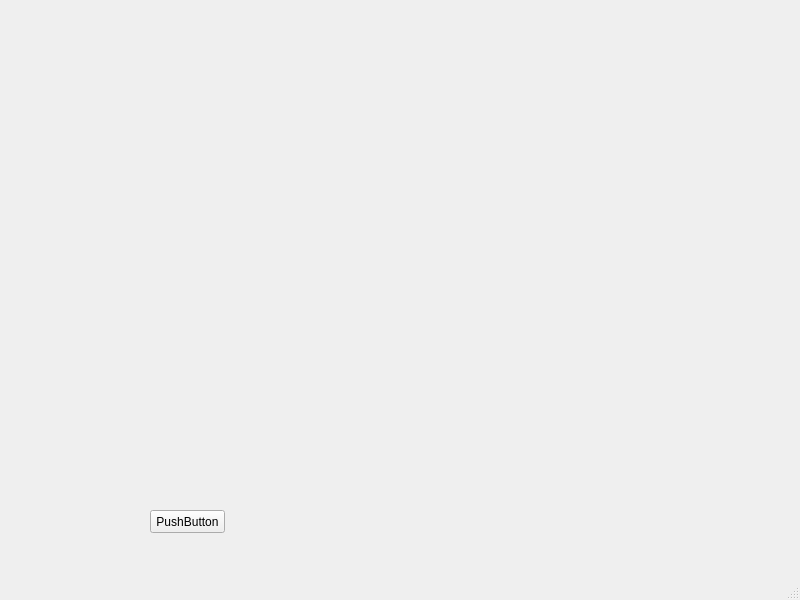
First picture: the form in mainwindow.ui, repository alebo62/HyteraDataServer, before the edit.
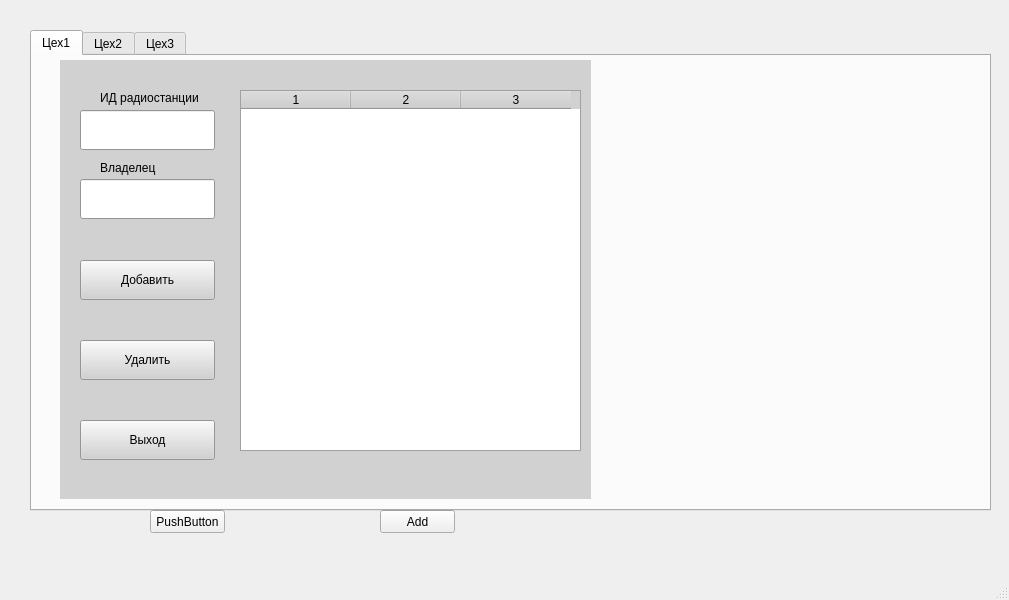
Second picture: the form after the edit.

```diff
--- a/mainwindow.ui
+++ b/mainwindow.ui
@@ -6,7 +6,7 @@
    <rect>
     <x>0</x>
     <y>0</y>
-    <width>800</width>
+    <width>1009</width>
     <height>600</height>
    </rect>
   </property>
@@ -27,16 +27,659 @@
      <string>PushButton</string>
     </property>
    </widget>
-   <widget class="QWidget" name="gridLayoutWidget">
+   <widget class="QPushButton" name="pbAdd">
     <property name="geometry">
      <rect>
-      <x>40</x>
+      <x>380</x>
+      <y>510</y>
+      <width>75</width>
+      <height>23</height>
+     </rect>
+    </property>
+    <property name="text">
+     <string>Add</string>
+    </property>
+   </widget>
+   <widget class="QTabWidget" name="tabWidget">
+    <property name="geometry">
+     <rect>
+      <x>30</x>
       <y>30</y>
-      <width>691</width>
-      <height>451</height>
+      <width>961</width>
+      <height>481</height>
      </rect>
     </property>
-    <layout class="QGridLayout" name="gridLayout"/>
+    <property name="currentIndex">
+     <number>0</number>
+    </property>
+    <widget class="QWidget" name="tab_1">
+     <attribute name="title">
+      <string>Цех1</string>
+     </attribute>
+     <widget class="QWidget" name="gridLayoutWidget_2">
+      <property name="geometry">
+       <rect>
+        <x>10</x>
+        <y>10</y>
+        <width>941</width>
+        <height>441</height>
+       </rect>
+      </property>
+      <layout class="QGridLayout" name="gridLayout_1"/>
+     </widget>
+    </widget>
+    <widget class="QWidget" name="tab_2">
+     <attribute name="title">
+      <string>Цех2</string>
+     </attribute>
+     <widget class="QWidget" name="gridLayoutWidget">
+      <property name="geometry">
+       <rect>
+        <x>0</x>
+        <y>10</y>
+        <width>951</width>
+        <height>441</height>
+       </rect>
+      </property>
+      <layout class="QGridLayout" name="gridLayout_2"/>
+     </widget>
+    </widget>
+    <widget class="QWidget" name="tab_3">
+     <attribute name="title">
+      <string>Цех3</string>
+     </attribute>
+     <widget class="QWidget" name="gridLayoutWidget_3">
+      <property name="geometry">
+       <rect>
+        <x>10</x>
+        <y>10</y>
+        <width>941</width>
+        <height>431</height>
+       </rect>
+      </property>
+      <layout class="QGridLayout" name="gridLayout_3"/>
+     </widget>
+    </widget>
+   </widget>
+   <widget class="QWidget" name="widgetControl" native="true">
+    <property name="enabled">
+     <bool>true</bool>
+    </property>
+    <property name="geometry">
+     <rect>
+      <x>60</x>
+      <y>60</y>
+      <width>531</width>
+      <height>439</height>
+     </rect>
+    </property>
+    <property name="palette">
+     <palette>
+      <active>
+       <colorrole role="WindowText">
+        <brush brushstyle="SolidPattern">
+         <color alpha="255">
+          <red>0</red>
+          <green>0</green>
+          <blue>0</blue>
+         </color>
+        </brush>
+       </colorrole>
+       <colorrole role="Button">
+        <brush brushstyle="SolidPattern">
+         <color alpha="255">
+          <red>209</red>
+          <green>209</green>
+          <blue>209</blue>
+         </color>
+        </brush>
+       </colorrole>
+       <colorrole role="Light">
+        <brush brushstyle="SolidPattern">
+         <color alpha="255">
+          <red>255</red>
+          <green>255</green>
+          <blue>255</blue>
+         </color>
+        </brush>
+       </colorrole>
+       <colorrole role="Midlight">
+        <brush brushstyle="SolidPattern">
+         <color alpha="255">
+          <red>232</red>
+          <green>232</green>
+          <blue>232</blue>
+         </color>
+        </brush>
+       </colorrole>
+       <colorrole role="Dark">
+        <brush brushstyle="SolidPattern">
+         <color alpha="255">
+          <red>104</red>
+          <green>104</green>
+          <blue>104</blue>
+         </color>
+        </brush>
+       </colorrole>
+       <colorrole role="Mid">
+        <brush brushstyle="SolidPattern">
+         <color alpha="255">
+          <red>139</red>
+          <green>139</green>
+          <blue>139</blue>
+         </color>
+        </brush>
+       </colorrole>
+       <colorrole role="Text">
+        <brush brushstyle="SolidPattern">
+         <color alpha="255">
+          <red>0</red>
+          <green>0</green>
+          <blue>0</blue>
+         </color>
+        </brush>
+       </colorrole>
+       <colorrole role="BrightText">
+        <brush brushstyle="SolidPattern">
+         <color alpha="255">
+          <red>255</red>
+          <green>255</green>
+          <blue>255</blue>
+         </color>
+        </brush>
+       </colorrole>
+       <colorrole role="ButtonText">
+        <brush brushstyle="SolidPattern">
+         <color alpha="255">
+          <red>0</red>
+          <green>0</green>
+          <blue>0</blue>
+         </color>
+        </brush>
+       </colorrole>
+       <colorrole role="Base">
+        <brush brushstyle="SolidPattern">
+         <color alpha="255">
+          <red>255</red>
+          <green>255</green>
+          <blue>255</blue>
+         </color>
+        </brush>
+       </colorrole>
+       <colorrole role="Window">
+        <brush brushstyle="SolidPattern">
+         <color alpha="255">
+          <red>209</red>
+          <green>209</green>
+          <blue>209</blue>
+         </color>
+        </brush>
+       </colorrole>
+       <colorrole role="Shadow">
+        <brush brushstyle="SolidPattern">
+         <color alpha="255">
+          <red>0</red>
+          <green>0</green>
+          <blue>0</blue>
+         </color>
+        </brush>
+       </colorrole>
+       <colorrole role="AlternateBase">
+        <brush brushstyle="SolidPattern">
+         <color alpha="255">
+          <red>232</red>
+          <green>232</green>
+          <blue>232</blue>
+         </color>
+        </brush>
+       </colorrole>
+       <colorrole role="ToolTipBase">
+        <brush brushstyle="SolidPattern">
+         <color alpha="255">
+          <red>255</red>
+          <green>255</green>
+          <blue>220</blue>
+         </color>
+        </brush>
+       </colorrole>
+       <colorrole role="ToolTipText">
+        <brush brushstyle="SolidPattern">
+         <color alpha="255">
+          <red>0</red>
+          <green>0</green>
+          <blue>0</blue>
+         </color>
+        </brush>
+       </colorrole>
+       <colorrole role="PlaceholderText">
+        <brush brushstyle="SolidPattern">
+         <color alpha="128">
+          <red>0</red>
+          <green>0</green>
+          <blue>0</blue>
+         </color>
+        </brush>
+       </colorrole>
+      </active>
+      <inactive>
+       <colorrole role="WindowText">
+        <brush brushstyle="SolidPattern">
+         <color alpha="255">
+          <red>0</red>
+          <green>0</green>
+          <blue>0</blue>
+         </color>
+        </brush>
+       </colorrole>
+       <colorrole role="Button">
+        <brush brushstyle="SolidPattern">
+         <color alpha="255">
+          <red>209</red>
+          <green>209</green>
+          <blue>209</blue>
+         </color>
+        </brush>
+       </colorrole>
+       <colorrole role="Light">
+        <brush brushstyle="SolidPattern">
+         <color alpha="255">
+          <red>255</red>
+          <green>255</green>
+          <blue>255</blue>
+         </color>
+        </brush>
+       </colorrole>
+       <colorrole role="Midlight">
+        <brush brushstyle="SolidPattern">
+         <color alpha="255">
+          <red>232</red>
+          <green>232</green>
+          <blue>232</blue>
+         </color>
+        </brush>
+       </colorrole>
+       <colorrole role="Dark">
+        <brush brushstyle="SolidPattern">
+         <color alpha="255">
+          <red>104</red>
+          <green>104</green>
+          <blue>104</blue>
+         </color>
+        </brush>
+       </colorrole>
+       <colorrole role="Mid">
+        <brush brushstyle="SolidPattern">
+         <color alpha="255">
+          <red>139</red>
+          <green>139</green>
+          <blue>139</blue>
+         </color>
+        </brush>
+       </colorrole>
+       <colorrole role="Text">
+        <brush brushstyle="SolidPattern">
+         <color alpha="255">
+          <red>0</red>
+          <green>0</green>
+          <blue>0</blue>
+         </color>
+        </brush>
+       </colorrole>
+       <colorrole role="BrightText">
+        <brush brushstyle="SolidPattern">
+         <color alpha="255">
+          <red>255</red>
+          <green>255</green>
+          <blue>255</blue>
+         </color>
+        </brush>
+       </colorrole>
+       <colorrole role="ButtonText">
+        <brush brushstyle="SolidPattern">
+         <color alpha="255">
+          <red>0</red>
+          <green>0</green>
+          <blue>0</blue>
+         </color>
+        </brush>
+       </colorrole>
+       <colorrole role="Base">
+        <brush brushstyle="SolidPattern">
+         <color alpha="255">
+          <red>255</red>
+          <green>255</green>
+          <blue>255</blue>
+         </color>
+        </brush>
+       </colorrole>
+       <colorrole role="Window">
+        <brush brushstyle="SolidPattern">
+         <color alpha="255">
+          <red>209</red>
+          <green>209</green>
+          <blue>209</blue>
+         </color>
+        </brush>
+       </colorrole>
+       <colorrole role="Shadow">
+        <brush brushstyle="SolidPattern">
+         <color alpha="255">
+          <red>0</red>
+          <green>0</green>
+          <blue>0</blue>
+         </color>
+        </brush>
+       </colorrole>
+       <colorrole role="AlternateBase">
+        <brush brushstyle="SolidPattern">
+         <color alpha="255">
+          <red>232</red>
+          <green>232</green>
+          <blue>232</blue>
+         </color>
+        </brush>
+       </colorrole>
+       <colorrole role="ToolTipBase">
+        <brush brushstyle="SolidPattern">
+         <color alpha="255">
+          <red>255</red>
+          <green>255</green>
+          <blue>220</blue>
+         </color>
+        </brush>
+       </colorrole>
+       <colorrole role="ToolTipText">
+        <brush brushstyle="SolidPattern">
+         <color alpha="255">
+          <red>0</red>
+          <green>0</green>
+          <blue>0</blue>
+         </color>
+        </brush>
+       </colorrole>
+       <colorrole role="PlaceholderText">
+        <brush brushstyle="SolidPattern">
+         <color alpha="128">
+          <red>0</red>
+          <green>0</green>
+          <blue>0</blue>
+         </color>
+        </brush>
+       </colorrole>
+      </inactive>
+      <disabled>
+       <colorrole role="WindowText">
+        <brush brushstyle="SolidPattern">
+         <color alpha="255">
+          <red>104</red>
+          <green>104</green>
+          <blue>104</blue>
+         </color>
+        </brush>
+       </colorrole>
+       <colorrole role="Button">
+        <brush brushstyle="SolidPattern">
+         <color alpha="255">
+          <red>209</red>
+          <green>209</green>
+          <blue>209</blue>
+         </color>
+        </brush>
+       </colorrole>
+       <colorrole role="Light">
+        <brush brushstyle="SolidPattern">
+         <color alpha="255">
+          <red>255</red>
+          <green>255</green>
+          <blue>255</blue>
+         </color>
+        </brush>
+       </colorrole>
+       <colorrole role="Midlight">
+        <brush brushstyle="SolidPattern">
+         <color alpha="255">
+          <red>232</red>
+          <green>232</green>
+          <blue>232</blue>
+         </color>
+        </brush>
+       </colorrole>
+       <colorrole role="Dark">
+        <brush brushstyle="SolidPattern">
+         <color alpha="255">
+          <red>104</red>
+          <green>104</green>
+          <blue>104</blue>
+         </color>
+        </brush>
+       </colorrole>
+       <colorrole role="Mid">
+        <brush brushstyle="SolidPattern">
+         <color alpha="255">
+          <red>139</red>
+          <green>139</green>
+          <blue>139</blue>
+         </color>
+        </brush>
+       </colorrole>
+       <colorrole role="Text">
+        <brush brushstyle="SolidPattern">
+         <color alpha="255">
+          <red>104</red>
+          <green>104</green>
+          <blue>104</blue>
+         </color>
+        </brush>
+       </colorrole>
+       <colorrole role="BrightText">
+        <brush brushstyle="SolidPattern">
+         <color alpha="255">
+          <red>255</red>
+          <green>255</green>
+          <blue>255</blue>
+         </color>
+        </brush>
+       </colorrole>
+       <colorrole role="ButtonText">
+        <brush brushstyle="SolidPattern">
+         <color alpha="255">
+          <red>104</red>
+          <green>104</green>
+          <blue>104</blue>
+         </color>
+        </brush>
+       </colorrole>
+       <colorrole role="Base">
+        <brush brushstyle="SolidPattern">
+         <color alpha="255">
+          <red>209</red>
+          <green>209</green>
+          <blue>209</blue>
+         </color>
+        </brush>
+       </colorrole>
+       <colorrole role="Window">
+        <brush brushstyle="SolidPattern">
+         <color alpha="255">
+          <red>209</red>
+          <green>209</green>
+          <blue>209</blue>
+         </color>
+        </brush>
+       </colorrole>
+       <colorrole role="Shadow">
+        <brush brushstyle="SolidPattern">
+         <color alpha="255">
+          <red>0</red>
+          <green>0</green>
+          <blue>0</blue>
+         </color>
+        </brush>
+       </colorrole>
+       <colorrole role="AlternateBase">
+        <brush brushstyle="SolidPattern">
+         <color alpha="255">
+          <red>209</red>
+          <green>209</green>
+          <blue>209</blue>
+         </color>
+        </brush>
+       </colorrole>
+       <colorrole role="ToolTipBase">
+        <brush brushstyle="SolidPattern">
+         <color alpha="255">
+          <red>255</red>
+          <green>255</green>
+          <blue>220</blue>
+         </color>
+        </brush>
+       </colorrole>
+       <colorrole role="ToolTipText">
+        <brush brushstyle="SolidPattern">
+         <color alpha="255">
+          <red>0</red>
+          <green>0</green>
+          <blue>0</blue>
+         </color>
+        </brush>
+       </colorrole>
+       <colorrole role="PlaceholderText">
+        <brush brushstyle="SolidPattern">
+         <color alpha="128">
+          <red>0</red>
+          <green>0</green>
+          <blue>0</blue>
+         </color>
+        </brush>
+       </colorrole>
+      </disabled>
+     </palette>
+    </property>
+    <property name="autoFillBackground">
+     <bool>true</bool>
+    </property>
+    <widget class="QPushButton" name="pbControlExit">
+     <property name="geometry">
+      <rect>
+       <x>20</x>
+       <y>360</y>
+       <width>135</width>
+       <height>40</height>
+      </rect>
+     </property>
+     <property name="text">
+      <string>Выход</string>
+     </property>
+    </widget>
+    <widget class="QPushButton" name="pbControlAdd">
+     <property name="geometry">
+      <rect>
+       <x>20</x>
+       <y>200</y>
+       <width>135</width>
+       <height>40</height>
+      </rect>
+     </property>
+     <property name="text">
+      <string>Добавить</string>
+     </property>
+    </widget>
+    <widget class="QPushButton" name="pbControlDel">
+     <property name="geometry">
+      <rect>
+       <x>20</x>
+       <y>280</y>
+       <width>135</width>
+       <height>40</height>
+      </rect>
+     </property>
+     <property name="text">
+      <string>Удалить</string>
+     </property>
+    </widget>
+    <widget class="QLineEdit" name="leControlID">
+     <property name="geometry">
+      <rect>
+       <x>20</x>
+       <y>50</y>
+       <width>135</width>
+       <height>40</height>
+      </rect>
+     </property>
+    </widget>
+    <widget class="QLineEdit" name="leControlName">
+     <property name="geometry">
+      <rect>
+       <x>20</x>
+       <y>119</y>
+       <width>135</width>
+       <height>40</height>
+      </rect>
+     </property>
+    </widget>
+    <widget class="QLabel" name="label">
+     <property name="geometry">
+      <rect>
+       <x>40</x>
+       <y>30</y>
+       <width>101</width>
+       <height>16</height>
+      </rect>
+     </property>
+     <property name="text">
+      <string>ИД радиостанции</string>
+     </property>
+    </widget>
+    <widget class="QLabel" name="label_2">
+     <property name="geometry">
+      <rect>
+       <x>40</x>
+       <y>100</y>
+       <width>71</width>
+       <height>16</height>
+      </rect>
+     </property>
+     <property name="text">
+      <string>Владелец</string>
+     </property>
+    </widget>
+    <widget class="QTableWidget" name="tableWidget">
+     <property name="geometry">
+      <rect>
+       <x>180</x>
+       <y>30</y>
+       <width>341</width>
+       <height>361</height>
+      </rect>
+     </property>
+     <property name="rowCount">
+      <number>0</number>
+     </property>
+     <property name="columnCount">
+      <number>3</number>
+     </property>
+     <attribute name="horizontalHeaderVisible">
+      <bool>true</bool>
+     </attribute>
+     <attribute name="horizontalHeaderCascadingSectionResizes">
+      <bool>false</bool>
+     </attribute>
+     <attribute name="horizontalHeaderMinimumSectionSize">
+      <number>110</number>
+     </attribute>
+     <attribute name="horizontalHeaderDefaultSectionSize">
+      <number>75</number>
+     </attribute>
+     <attribute name="verticalHeaderVisible">
+      <bool>false</bool>
+     </attribute>
+     <attribute name="verticalHeaderShowSortIndicator" stdset="0">
+      <bool>false</bool>
+     </attribute>
+     <column/>
+     <column/>
+     <column/>
+    </widget>
    </widget>
   </widget>
   <widget class="QMenuBar" name="menubar">
```
Left out of the diff: 2 changed lines with no effect on the pictures.
